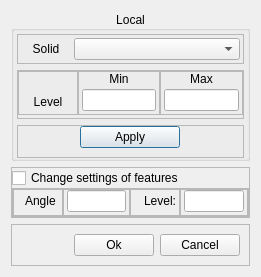
Before: the Qt Designer form DMesh_Widget/w_meshstlrefineadvance.ui in orientalinformation/foamnode, drawn with Qt 5.
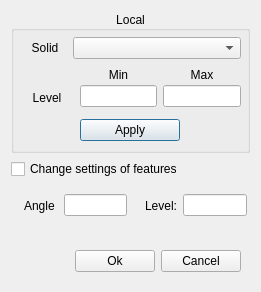
After: the same form once the commit is applied.

The edit to the form file:
```diff
--- a/DMesh_Widget/w_meshstlrefineadvance.ui
+++ b/DMesh_Widget/w_meshstlrefineadvance.ui
@@ -7,7 +7,7 @@
     <x>0</x>
     <y>0</y>
     <width>261</width>
-    <height>247</height>
+    <height>292</height>
    </rect>
   </property>
   <property name="windowTitle">
@@ -37,12 +37,6 @@
       </property>
       <item>
        <widget class="QFrame" name="frame_15">
-        <property name="frameShape">
-         <enum>QFrame::StyledPanel</enum>
-        </property>
-        <property name="frameShadow">
-         <enum>QFrame::Raised</enum>
-        </property>
         <layout class="QHBoxLayout" name="horizontalLayout_19">
          <property name="spacing">
           <number>3</number>
@@ -74,12 +68,6 @@
       </item>
       <item>
        <widget class="QFrame" name="frame_90">
-        <property name="frameShape">
-         <enum>QFrame::StyledPanel</enum>
-        </property>
-        <property name="frameShadow">
-         <enum>QFrame::Raised</enum>
-        </property>
         <layout class="QHBoxLayout" name="horizontalLayout_30">
          <property name="spacing">
           <number>0</number>
@@ -104,12 +92,6 @@
              <height>0</height>
             </size>
            </property>
-           <property name="frameShape">
-            <enum>QFrame::StyledPanel</enum>
-           </property>
-           <property name="frameShadow">
-            <enum>QFrame::Raised</enum>
-           </property>
            <layout class="QVBoxLayout" name="verticalLayout_82">
             <property name="spacing">
              <number>3</number>
@@ -148,12 +130,6 @@
          </item>
          <item>
           <widget class="QFrame" name="frame_98">
-           <property name="frameShape">
-            <enum>QFrame::StyledPanel</enum>
-           </property>
-           <property name="frameShadow">
-            <enum>QFrame::Raised</enum>
-           </property>
            <layout class="QVBoxLayout" name="verticalLayout_85">
             <property name="spacing">
              <number>3</number>
@@ -188,12 +164,6 @@
          </item>
          <item>
           <widget class="QFrame" name="frame_99">
-           <property name="frameShape">
-            <enum>QFrame::StyledPanel</enum>
-           </property>
-           <property name="frameShadow">
-            <enum>QFrame::Raised</enum>
-           </property>
            <layout class="QVBoxLayout" name="verticalLayout_86">
             <property name="spacing">
              <number>3</number>
@@ -231,12 +201,6 @@
       </item>
       <item>
        <widget class="QFrame" name="frame">
-        <property name="frameShape">
-         <enum>QFrame::StyledPanel</enum>
-        </property>
-        <property name="frameShadow">
-         <enum>QFrame::Raised</enum>
-        </property>
         <layout class="QHBoxLayout" name="horizontalLayout">
          <property name="leftMargin">
           <number>0</number>
@@ -271,12 +235,6 @@
    </item>
    <item>
     <widget class="QFrame" name="frame_MeshSurfaceFeaturesCB">
-     <property name="frameShape">
-      <enum>QFrame::StyledPanel</enum>
-     </property>
-     <property name="frameShadow">
-      <enum>QFrame::Raised</enum>
-     </property>
      <layout class="QVBoxLayout" name="verticalLayout_87">
       <property name="spacing">
        <number>0</number>
@@ -293,12 +251,6 @@
       </item>
       <item>
        <widget class="QFrame" name="frame_MeshSurfaceFeatures">
-        <property name="frameShape">
-         <enum>QFrame::StyledPanel</enum>
-        </property>
-        <property name="frameShadow">
-         <enum>QFrame::Raised</enum>
-        </property>
         <layout class="QHBoxLayout" name="horizontalLayout_31">
          <property name="spacing">
           <number>0</number>
@@ -320,12 +272,6 @@
              <height>16777215</height>
             </size>
            </property>
-           <property name="frameShape">
-            <enum>QFrame::StyledPanel</enum>
-           </property>
-           <property name="frameShadow">
-            <enum>QFrame::Raised</enum>
-           </property>
            <layout class="QVBoxLayout" name="verticalLayout_125">
             <property name="spacing">
              <number>3</number>
@@ -363,12 +309,6 @@
          </item>
          <item>
           <widget class="QFrame" name="frame_128">
-           <property name="frameShape">
-            <enum>QFrame::StyledPanel</enum>
-           </property>
-           <property name="frameShadow">
-            <enum>QFrame::Raised</enum>
-           </property>
            <layout class="QVBoxLayout" name="verticalLayout_124">
             <property name="spacing">
              <number>3</number>
@@ -418,12 +358,6 @@
              <height>16777215</height>
             </size>
            </property>
-           <property name="frameShape">
-            <enum>QFrame::StyledPanel</enum>
-           </property>
-           <property name="frameShadow">
-            <enum>QFrame::Raised</enum>
-           </property>
            <layout class="QVBoxLayout" name="verticalLayout_88">
             <property name="spacing">
              <number>3</number>
@@ -461,12 +395,6 @@
          </item>
          <item>
           <widget class="QFrame" name="frame_103">
-           <property name="frameShape">
-            <enum>QFrame::StyledPanel</enum>
-           </property>
-           <property name="frameShadow">
-            <enum>QFrame::Raised</enum>
-           </property>
            <layout class="QVBoxLayout" name="verticalLayout_90">
             <property name="spacing">
              <number>3</number>
@@ -510,12 +438,6 @@
    </item>
    <item>
     <widget class="QFrame" name="frame_2">
-     <property name="frameShape">
-      <enum>QFrame::StyledPanel</enum>
-     </property>
-     <property name="frameShadow">
-      <enum>QFrame::Raised</enum>
-     </property>
      <layout class="QHBoxLayout" name="horizontalLayout_2">
       <item>
        <spacer name="horizontalSpacer">
```
